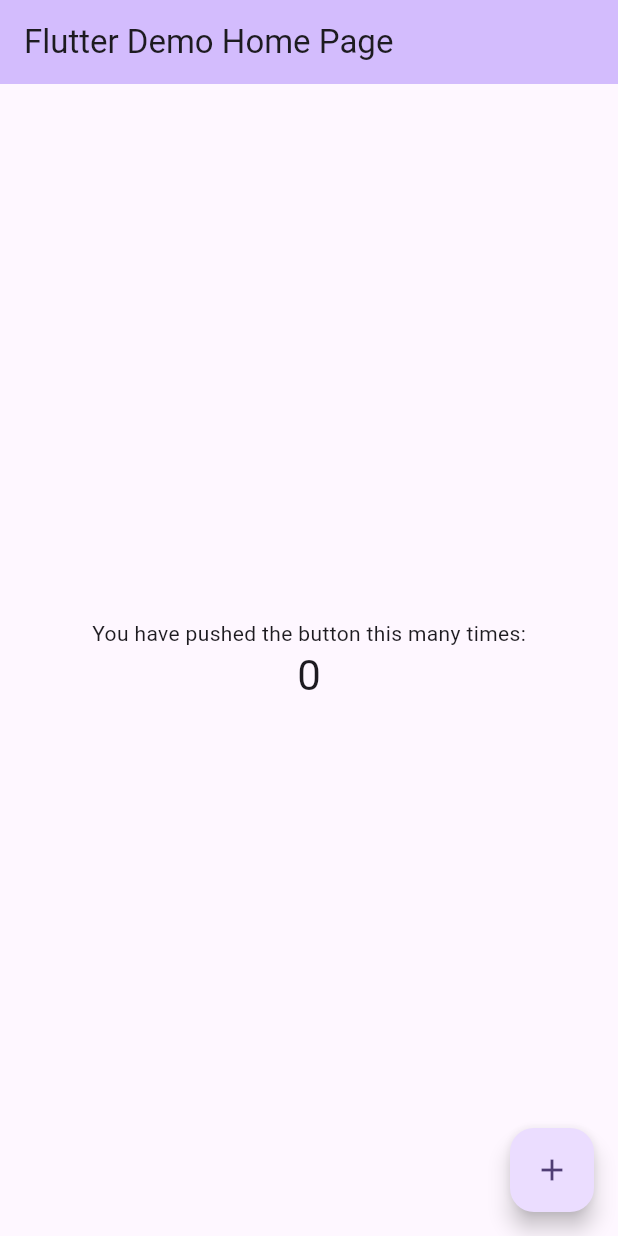
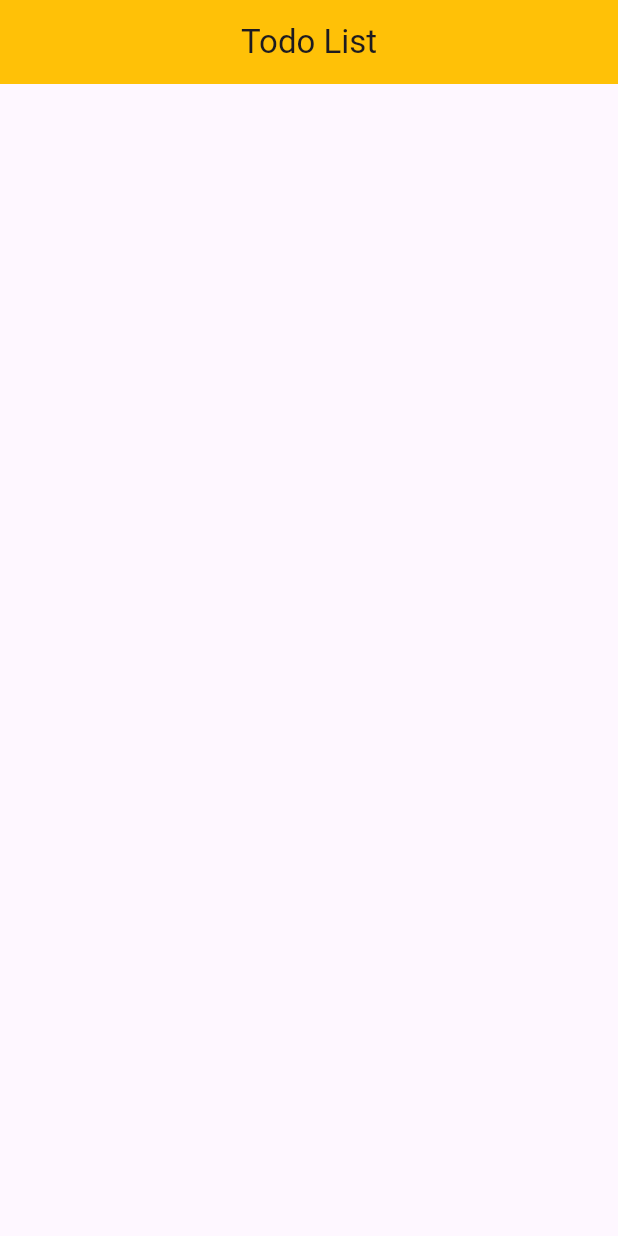
Before and after one commit to Nithish11/Cognorise_infor-intrn, a Flutter app: the screen it shows after launch, on a phone screen of 412 x 824 dp. Run offline on Flutter 3.47's test engine with Material 3 defaults, Android fonts, the phone set to English and light mode, and no system bars.

Commit message:
feat:added the folder

```diff
--- a/todo_list/lib/main.dart
+++ b/todo_list/lib/main.dart
@@ -1,125 +1,16 @@
 import 'package:flutter/material.dart';
+import 'package:todo_list/screens/home.dart';
 
-void main() {
-  runApp(const MyApp());
-}
+void main()=>runApp(MyApp());
 
 class MyApp extends StatelessWidget {
   const MyApp({super.key});
 
-  // This widget is the root of your application.
   @override
   Widget build(BuildContext context) {
     return MaterialApp(
-      title: 'Flutter Demo',
-      theme: ThemeData(
-        // This is the theme of your application.
-        //
-        // TRY THIS: Try running your application with "flutter run". You'll see
-        // the application has a purple toolbar. Then, without quitting the app,
-        // try changing the seedColor in the colorScheme below to Colors.green
-        // and then invoke "hot reload" (save your changes or press the "hot
-        // reload" button in a Flutter-supported IDE, or press "r" if you used
-        // the command line to start the app).
-        //
-        // Notice that the counter didn't reset back to zero; the application
-        // state is not lost during the reload. To reset the state, use hot
-        // restart instead.
-        //
-        // This works for code too, not just values: Most code changes can be
-        // tested with just a hot reload.
-        colorScheme: ColorScheme.fromSeed(seedColor: Colors.deepPurple),
-        useMaterial3: true,
-      ),
-      home: const MyHomePage(title: 'Flutter Demo Home Page'),
+      debugShowCheckedModeBanner: false,
+      home: todolist(),
     );
   }
 }
-
-class MyHomePage extends StatefulWidget {
-  const MyHomePage({super.key, required this.title});
-
-  // This widget is the home page of your application. It is stateful, meaning
-  // that it has a State object (defined below) that contains fields that affect
-  // how it looks.
-
-  // This class is the configuration for the state. It holds the values (in this
-  // case the title) provided by the parent (in this case the App widget) and
-  // used by the build method of the State. Fields in a Widget subclass are
-  // always marked "final".
-
-  final String title;
-
-  @override
-  State<MyHomePage> createState() => _MyHomePageState();
-}
-
-class _MyHomePageState extends State<MyHomePage> {
-  int _counter = 0;
-
-  void _incrementCounter() {
-    setState(() {
-      // This call to setState tells the Flutter framework that something has
-      // changed in this State, which causes it to rerun the build method below
-      // so that the display can reflect the updated values. If we changed
-      // _counter without calling setState(), then the build method would not be
-      // called again, and so nothing would appear to happen.
-      _counter++;
-    });
-  }
-
-  @override
-  Widget build(BuildContext context) {
-    // This method is rerun every time setState is called, for instance as done
-    // by the _incrementCounter method above.
-    //
-    // The Flutter framework has been optimized to make rerunning build methods
-    // fast, so that you can just rebuild anything that needs updating rather
-    // than having to individually change instances of widgets.
-    return Scaffold(
-      appBar: AppBar(
-        // TRY THIS: Try changing the color here to a specific color (to
-        // Colors.amber, perhaps?) and trigger a hot reload to see the AppBar
-        // change color while the other colors stay the same.
-        backgroundColor: Theme.of(context).colorScheme.inversePrimary,
-        // Here we take the value from the MyHomePage object that was created by
-        // the App.build method, and use it to set our appbar title.
-        title: Text(widget.title),
-      ),
-      body: Center(
-        // Center is a layout widget. It takes a single child and positions it
-        // in the middle of the parent.
-        child: Column(
-          // Column is also a layout widget. It takes a list of children and
-          // arranges them vertically. By default, it sizes itself to fit its
-          // children horizontally, and tries to be as tall as its parent.
-          //
-          // Column has various properties to control how it sizes itself and
-          // how it positions its children. Here we use mainAxisAlignment to
-          // center the children vertically; the main axis here is the vertical
-          // axis because Columns are vertical (the cross axis would be
-          // horizontal).
-          //
-          // TRY THIS: Invoke "debug painting" (choose the "Toggle Debug Paint"
-          // action in the IDE, or press "p" in the console), to see the
-          // wireframe for each widget.
-          mainAxisAlignment: MainAxisAlignment.center,
-          children: <Widget>[
-            const Text(
-              'You have pushed the button this many times:',
-            ),
-            Text(
-              '$_counter',
-              style: Theme.of(context).textTheme.headlineMedium,
-            ),
-          ],
-        ),
-      ),
-      floatingActionButton: FloatingActionButton(
-        onPressed: _incrementCounter,
-        tooltip: 'Increment',
-        child: const Icon(Icons.add),
-      ), // This trailing comma makes auto-formatting nicer for build methods.
-    );
-  }
-}
--- /dev/null
+++ b/todo_list/lib/screens/home.dart
@@ -0,0 +1,21 @@
+import 'package:flutter/material.dart';
+
+class todolist extends StatefulWidget {
+  const todolist({super.key});
+
+  @override
+  State<todolist> createState() => _todolistState();
+}
+
+class _todolistState extends State<todolist> {
+  @override
+  Widget build(BuildContext context) {
+    return Scaffold(
+      appBar: AppBar(
+        title: Text("Todo List"),
+        centerTitle: true,
+        backgroundColor: Colors.amber,
+      ),
+    );
+  }
+}
```
Also changed, not shown: todo_list/lib/constants/colors.dart (added, +9 -0 lines), 1 other file.
